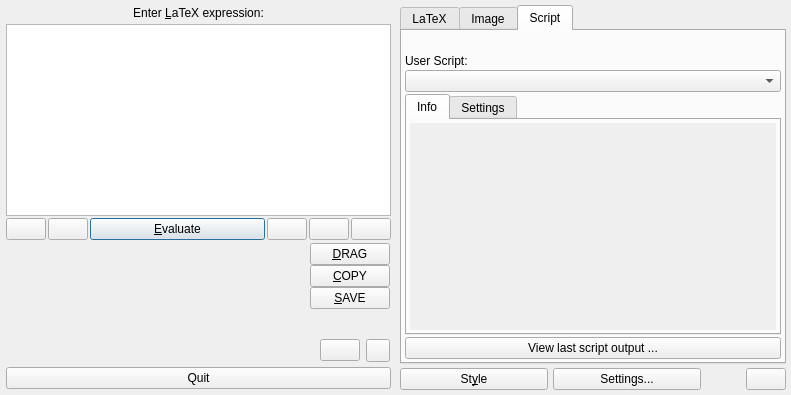
Before: the Qt Designer form src/klfmainwin.ui in CryFeiFei/klatexformula, drawn with Qt 5.
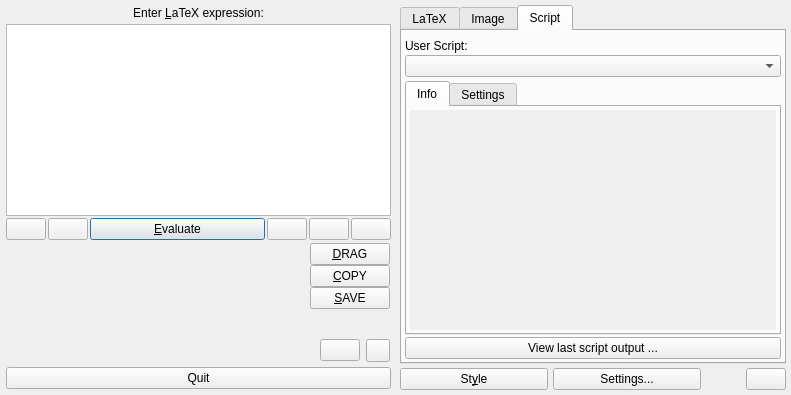
After: the same form once the commit is applied. The open tabs and pages were chosen to show the change. Icons and pictures are not drawn. Custom widgets are drawn as their Qt base class.

```diff
--- a/src/klfmainwin.ui
+++ b/src/klfmainwin.ui
@@ -1007,7 +1007,7 @@
              </property>
             </widget>
            </item>
-           <item row="3" column="0">
+           <item row="4" column="0">
             <widget class="QTabWidget" name="tabsUserScript">
              <property name="currentIndex">
               <number>0</number>
@@ -1043,7 +1043,7 @@
                     <x>0</x>
                     <y>0</y>
                     <width>261</width>
-                    <height>110</height>
+                    <height>113</height>
                    </rect>
                   </property>
                   <layout class="QGridLayout" name="lyt_scrUserScriptInfo">
@@ -1058,6 +1058,9 @@
                      <property name="wordWrap">
                       <bool>true</bool>
                      </property>
+                     <property name="margin">
+                      <number>6</number>
+                     </property>
                      <property name="textInteractionFlags">
                       <set>Qt::LinksAccessibleByKeyboard|Qt::LinksAccessibleByMouse|Qt::TextBrowserInteraction|Qt::TextSelectableByKeyboard|Qt::TextSelectableByMouse</set>
                      </property>
@@ -1076,7 +1079,7 @@
              </widget>
             </widget>
            </item>
-           <item row="4" column="0">
+           <item row="5" column="0">
             <widget class="QPushButton" name="btnShowLastUserScriptOutput">
              <property name="text">
               <string>View last script output ...</string>
@@ -1094,7 +1097,23 @@
              <property name="sizeHint" stdset="0">
               <size>
                <width>20</width>
-               <height>20</height>
+               <height>5</height>
+              </size>
+             </property>
+            </spacer>
+           </item>
+           <item row="3" column="0">
+            <spacer name="vspc_3">
+             <property name="orientation">
+              <enum>Qt::Vertical</enum>
+             </property>
+             <property name="sizeType">
+              <enum>QSizePolicy::Fixed</enum>
+             </property>
+             <property name="sizeHint" stdset="0">
+              <size>
+               <width>10</width>
+               <height>2</height>
               </size>
              </property>
             </spacer>
```
